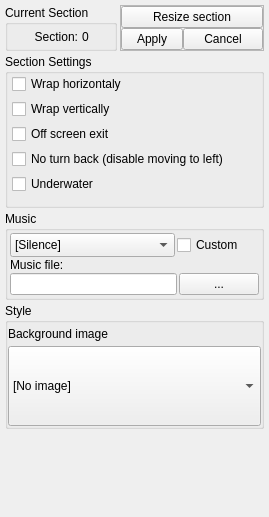
First picture: the form in Editor/main_window/dock/lvl_sctc_props.ui, repository WohlSoft/Moondust-Project, before the edit.
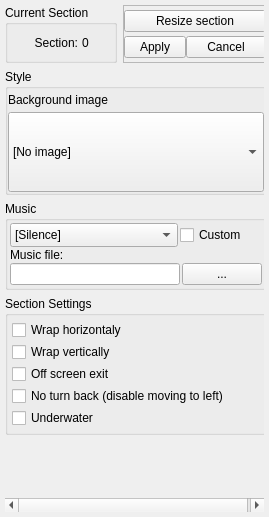
Second picture: the form after the edit. Icons and pictures are not drawn.

Commit message: Editor: Allow section settings dock to be scrollable, to make more usable with a significant number of "extraSettings" fields (before they were just being unusably squished). Also re-order the most used things to the top, and move extra settings out of unnecessary nesting, with margins tweaked to line up with top level elements.

```diff
--- a/Editor/main_window/dock/lvl_sctc_props.ui
+++ b/Editor/main_window/dock/lvl_sctc_props.ui
@@ -10,6 +10,12 @@
     <height>517</height>
    </rect>
   </property>
+  <property name="sizePolicy">
+   <sizepolicy hsizetype="Preferred" vsizetype="Minimum">
+    <horstretch>0</horstretch>
+    <verstretch>0</verstretch>
+   </sizepolicy>
+  </property>
   <property name="focusPolicy">
    <enum>Qt::NoFocus</enum>
   </property>
@@ -24,7 +30,7 @@
    <string>Section Settings</string>
   </property>
   <widget class="QWidget" name="dockWidgetContents">
-   <layout class="QGridLayout" name="gridLayout_4" rowstretch="0,0,0,0,100">
+   <layout class="QGridLayout" name="gridLayout_4" rowstretch="0,0,0,0,0,0,0,0">
     <property name="leftMargin">
      <number>5</number>
     </property>
@@ -40,6 +46,79 @@
     <property name="spacing">
      <number>3</number>
     </property>
+    <item row="7" column="0" colspan="2">
+     <spacer name="verticalSpacer">
+      <property name="orientation">
+       <enum>Qt::Vertical</enum>
+      </property>
+      <property name="sizeType">
+       <enum>QSizePolicy::Minimum</enum>
+      </property>
+      <property name="sizeHint" stdset="0">
+       <size>
+        <width>0</width>
+        <height>0</height>
+       </size>
+      </property>
+     </spacer>
+    </item>
+    <item row="3" column="0" colspan="2">
+     <widget class="QScrollArea" name="LVLPropSettingsScroll">
+      <property name="frameShape">
+       <enum>QFrame::NoFrame</enum>
+      </property>
+      <property name="frameShadow">
+       <enum>QFrame::Plain</enum>
+      </property>
+      <property name="lineWidth">
+       <number>0</number>
+      </property>
+      <property name="widgetResizable">
+       <bool>true</bool>
+      </property>
+      <widget class="QWidget" name="LVLPropSettingsScrollContents">
+       <property name="geometry">
+        <rect>
+         <x>0</x>
+         <y>0</y>
+         <width>259</width>
+         <height>484</height>
+        </rect>
+       </property>
+       <property name="sizePolicy">
+        <sizepolicy hsizetype="Expanding" vsizetype="Expanding">
+         <horstretch>0</horstretch>
+         <verstretch>0</verstretch>
+        </sizepolicy>
+       </property>
+       <layout class="QVBoxLayout" name="verticalLayout">
+        <property name="leftMargin">
+         <number>0</number>
+        </property>
+        <property name="topMargin">
+         <number>0</number>
+        </property>
+        <property name="rightMargin">
+         <number>0</number>
+        </property>
+        <property name="bottomMargin">
+         <number>0</number>
+        </property>
+        <item>
+         <widget class="QWidget" name="LVLSectionTopSettings" native="true">
+          <layout class="QGridLayout" name="gridLayout_6">
+           <property name="leftMargin">
+            <number>0</number>
+           </property>
+           <property name="topMargin">
+            <number>0</number>
+           </property>
+           <property name="rightMargin">
+            <number>0</number>
+           </property>
+           <property name="bottomMargin">
+            <number>0</number>
+           </property>
     <item row="0" column="0">
      <widget class="QGroupBox" name="groupBox_5">
       <property name="title">
@@ -107,132 +186,70 @@
       </layout>
      </widget>
     </item>
-    <item row="1" column="0" colspan="2">
-     <widget class="QGroupBox" name="LVLPropSettingsGrp">
-      <property name="sizePolicy">
-       <sizepolicy hsizetype="Preferred" vsizetype="Minimum">
-        <horstretch>0</horstretch>
-        <verstretch>0</verstretch>
-       </sizepolicy>
-      </property>
-      <property name="minimumSize">
-       <size>
-        <width>0</width>
-        <height>95</height>
-       </size>
-      </property>
-      <property name="title">
-       <string>Section Settings</string>
-      </property>
-      <layout class="QGridLayout" name="gridLayout_3">
-       <property name="leftMargin">
-        <number>4</number>
-       </property>
-       <property name="topMargin">
-        <number>0</number>
-       </property>
-       <property name="rightMargin">
-        <number>4</number>
-       </property>
-       <property name="bottomMargin">
-        <number>0</number>
-       </property>
-       <property name="horizontalSpacing">
-        <number>2</number>
-       </property>
-       <property name="verticalSpacing">
-        <number>5</number>
-       </property>
-       <item row="2" column="0">
-        <widget class="QCheckBox" name="LVLPropsOffScr">
-         <property name="text">
-          <string>Off screen exit</string>
-         </property>
-         <property name="tristate">
-          <bool>false</bool>
-         </property>
-        </widget>
-       </item>
-       <item row="4" column="0">
-        <widget class="QCheckBox" name="LVLPropsUnderWater">
-         <property name="text">
-          <string>Underwater</string>
-         </property>
-         <property name="tristate">
-          <bool>false</bool>
-         </property>
-        </widget>
-       </item>
-       <item row="3" column="0">
-        <widget class="QCheckBox" name="LVLPropsNoTBack">
-         <property name="text">
-          <string comment="Please, translate as &quot;One way scrolling&quot;">No turn back (disable moving to left)</string>
-         </property>
-         <property name="tristate">
-          <bool>false</bool>
-         </property>
-        </widget>
-       </item>
-       <item row="0" column="0">
-        <widget class="QCheckBox" name="LVLPropsWrapHorizontal">
-         <property name="whatsThis">
-          <string>Leaving for the screen, the player enters the screen on the other side</string>
-         </property>
-         <property name="text">
-          <string comment="This must be translated as &quot;Connect left and right sides&quot;">Wrap horizontaly</string>
-         </property>
-         <property name="tristate">
-          <bool>false</bool>
-         </property>
-        </widget>
-       </item>
-       <item row="1" column="0">
-        <widget class="QCheckBox" name="LVLPropsWrapVertical">
-         <property name="text">
-          <string>Wrap vertically</string>
-         </property>
-        </widget>
-       </item>
-       <item row="5" column="0">
-        <widget class="QFrame" name="extraSettings">
-         <property name="minimumSize">
-          <size>
-           <width>0</width>
-           <height>6</height>
-          </size>
-         </property>
+           <item row="0" column="1">
+            <widget class="QFrame" name="frame">
          <property name="frameShape">
-          <enum>QFrame::NoFrame</enum>
+              <enum>QFrame::StyledPanel</enum>
          </property>
          <property name="frameShadow">
-          <enum>QFrame::Plain</enum>
-         </property>
-         <property name="lineWidth">
+              <enum>QFrame::Sunken</enum>
+             </property>
+             <layout class="QGridLayout" name="gridLayout_5" columnstretch="50,50">
+              <property name="sizeConstraint">
+               <enum>QLayout::SetNoConstraint</enum>
+              </property>
+              <property name="leftMargin">
           <number>0</number>
          </property>
-         <layout class="QVBoxLayout" name="verticalLayout_3">
+              <property name="topMargin">
+               <number>0</number>
+              </property>
+              <property name="rightMargin">
+               <number>0</number>
+              </property>
+              <property name="bottomMargin">
+               <number>0</number>
+              </property>
           <property name="spacing">
            <number>0</number>
           </property>
-          <property name="leftMargin">
-           <number>0</number>
-          </property>
-          <property name="topMargin">
-           <number>0</number>
-          </property>
-          <property name="rightMargin">
-           <number>0</number>
-          </property>
-          <property name="bottomMargin">
-           <number>0</number>
-          </property>
+              <item row="0" column="0" colspan="2">
+               <widget class="QPushButton" name="ResizeSection">
+                <property name="text">
+                 <string>Resize section</string>
+                </property>
+                <property name="checkable">
+                 <bool>false</bool>
+                </property>
+               </widget>
+              </item>
+              <item row="1" column="0">
+               <widget class="QPushButton" name="applyResize">
+                <property name="minimumSize">
+                 <size>
+                  <width>62</width>
+                  <height>0</height>
+                 </size>
+                </property>
+                <property name="text">
+                 <string>Apply</string>
+                </property>
+               </widget>
+              </item>
+              <item row="1" column="1">
+               <widget class="QPushButton" name="cancelResize">
+                <property name="text">
+                 <string>Cancel</string>
+                </property>
+               </widget>
+              </item>
          </layout>
         </widget>
        </item>
       </layout>
      </widget>
     </item>
-    <item row="3" column="0" colspan="2">
+        <item>
      <widget class="QGroupBox" name="LVLPropStyleGr">
       <property name="sizePolicy">
        <sizepolicy hsizetype="Preferred" vsizetype="Minimum">
@@ -243,7 +260,7 @@
       <property name="minimumSize">
        <size>
         <width>0</width>
-        <height>70</height>
+            <height>124</height>
        </size>
       </property>
       <property name="autoFillBackground">
@@ -332,7 +349,7 @@
       </layout>
      </widget>
     </item>
-    <item row="2" column="0" colspan="2">
+        <item>
      <widget class="QGroupBox" name="LVLPropMusicGr">
       <property name="sizePolicy">
        <sizepolicy hsizetype="Preferred" vsizetype="Minimum">
@@ -440,17 +457,112 @@
       </layout>
      </widget>
     </item>
-    <item row="0" column="1">
-     <widget class="QFrame" name="frame">
+        <item>
+         <widget class="QGroupBox" name="LVLPropSettingsGrp">
+          <property name="sizePolicy">
+           <sizepolicy hsizetype="Preferred" vsizetype="Preferred">
+            <horstretch>0</horstretch>
+            <verstretch>0</verstretch>
+           </sizepolicy>
+          </property>
+          <property name="minimumSize">
+           <size>
+            <width>0</width>
+            <height>123</height>
+           </size>
+          </property>
+          <property name="title">
+           <string>Section Settings</string>
+          </property>
+          <layout class="QVBoxLayout" name="verticalLayout_2">
+           <property name="spacing">
+            <number>2</number>
+           </property>
+           <property name="leftMargin">
+            <number>4</number>
+           </property>
+           <property name="topMargin">
+            <number>4</number>
+           </property>
+           <property name="rightMargin">
+            <number>4</number>
+           </property>
+           <property name="bottomMargin">
+            <number>4</number>
+           </property>
+           <item>
+            <widget class="QCheckBox" name="LVLPropsWrapHorizontal">
+             <property name="whatsThis">
+              <string>Leaving for the screen, the player enters the screen on the other side</string>
+             </property>
+             <property name="text">
+              <string comment="This must be translated as &quot;Connect left and right sides&quot;">Wrap horizontaly</string>
+             </property>
+             <property name="tristate">
+              <bool>false</bool>
+             </property>
+            </widget>
+           </item>
+           <item>
+            <widget class="QCheckBox" name="LVLPropsWrapVertical">
+             <property name="text">
+              <string>Wrap vertically</string>
+             </property>
+            </widget>
+           </item>
+           <item>
+            <widget class="QCheckBox" name="LVLPropsOffScr">
+             <property name="text">
+              <string>Off screen exit</string>
+             </property>
+             <property name="tristate">
+              <bool>false</bool>
+             </property>
+            </widget>
+           </item>
+           <item>
+            <widget class="QCheckBox" name="LVLPropsNoTBack">
+             <property name="text">
+              <string comment="Please, translate as &quot;One way scrolling&quot;">No turn back (disable moving to left)</string>
+             </property>
+             <property name="tristate">
+              <bool>false</bool>
+             </property>
+            </widget>
+           </item>
+           <item>
+            <widget class="QCheckBox" name="LVLPropsUnderWater">
+             <property name="text">
+              <string>Underwater</string>
+             </property>
+             <property name="tristate">
+              <bool>false</bool>
+             </property>
+            </widget>
+           </item>
+          </layout>
+         </widget>
+        </item>
+        <item>
+         <widget class="QFrame" name="extraSettings">
+          <property name="minimumSize">
+           <size>
+            <width>0</width>
+            <height>6</height>
+           </size>
+          </property>
       <property name="frameShape">
-       <enum>QFrame::StyledPanel</enum>
+           <enum>QFrame::NoFrame</enum>
       </property>
       <property name="frameShadow">
-       <enum>QFrame::Sunken</enum>
-      </property>
-      <layout class="QGridLayout" name="gridLayout_5" columnstretch="50,50">
-       <property name="sizeConstraint">
-        <enum>QLayout::SetNoConstraint</enum>
+           <enum>QFrame::Plain</enum>
+          </property>
+          <property name="lineWidth">
+           <number>0</number>
+          </property>
+          <layout class="QVBoxLayout" name="verticalLayout_3">
+           <property name="spacing">
+            <number>0</number>
        </property>
        <property name="leftMargin">
         <number>0</number>
@@ -464,57 +576,12 @@
        <property name="bottomMargin">
         <number>0</number>
        </property>
-       <property name="spacing">
-        <number>0</number>
-       </property>
-       <item row="0" column="0" colspan="2">
-        <widget class="QPushButton" name="ResizeSection">
-         <property name="text">
-          <string>Resize section</string>
-         </property>
-         <property name="checkable">
-          <bool>false</bool>
-         </property>
-        </widget>
-       </item>
-       <item row="1" column="0">
-        <widget class="QPushButton" name="applyResize">
-         <property name="minimumSize">
-          <size>
-           <width>62</width>
-           <height>0</height>
-          </size>
-         </property>
-         <property name="text">
-          <string>Apply</string>
-         </property>
-        </widget>
-       </item>
-       <item row="1" column="1">
-        <widget class="QPushButton" name="cancelResize">
-         <property name="text">
-          <string>Cancel</string>
-         </property>
-        </widget>
-       </item>
-      </layout>
-     </widget>
-    </item>
-    <item row="4" column="0" colspan="2">
-     <spacer name="verticalSpacer">
-      <property name="orientation">
-       <enum>Qt::Vertical</enum>
-      </property>
-      <property name="sizeType">
-       <enum>QSizePolicy::Minimum</enum>
-      </property>
-      <property name="sizeHint" stdset="0">
-       <size>
-        <width>0</width>
-        <height>0</height>
-       </size>
-      </property>
-     </spacer>
+          </layout>
+         </widget>
+        </item>
+       </layout>
+      </widget>
+     </widget>
     </item>
    </layout>
   </widget>
```
Lines whose indentation alone changed are shown as unchanged. The commit also changes 1 other file.
